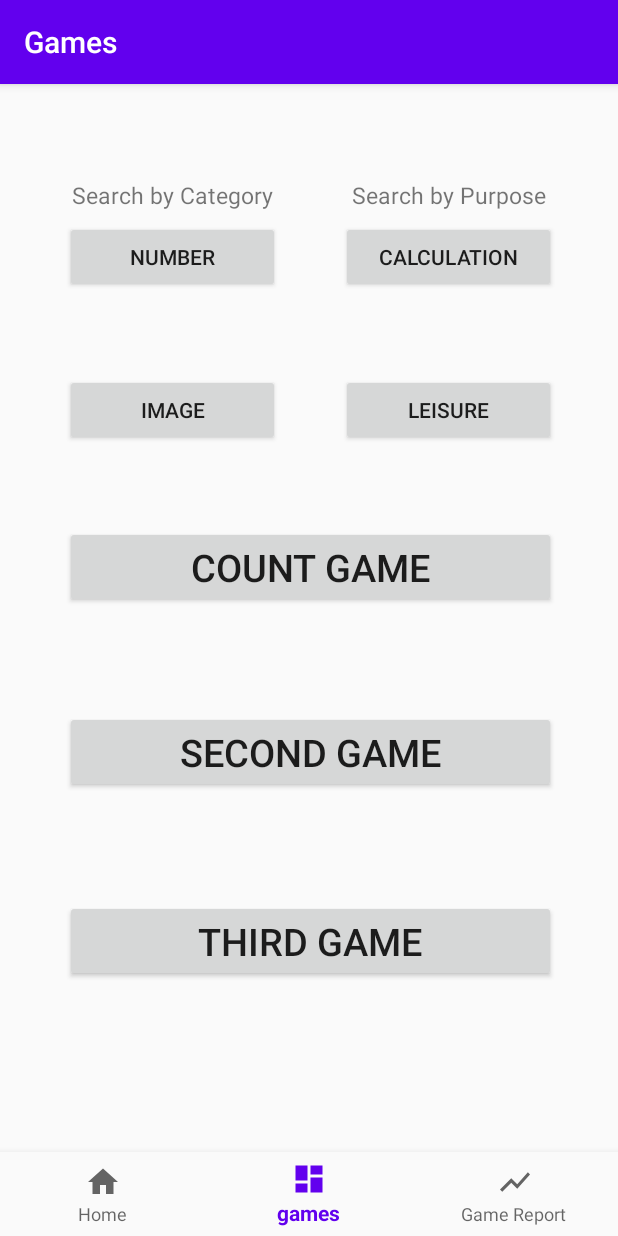
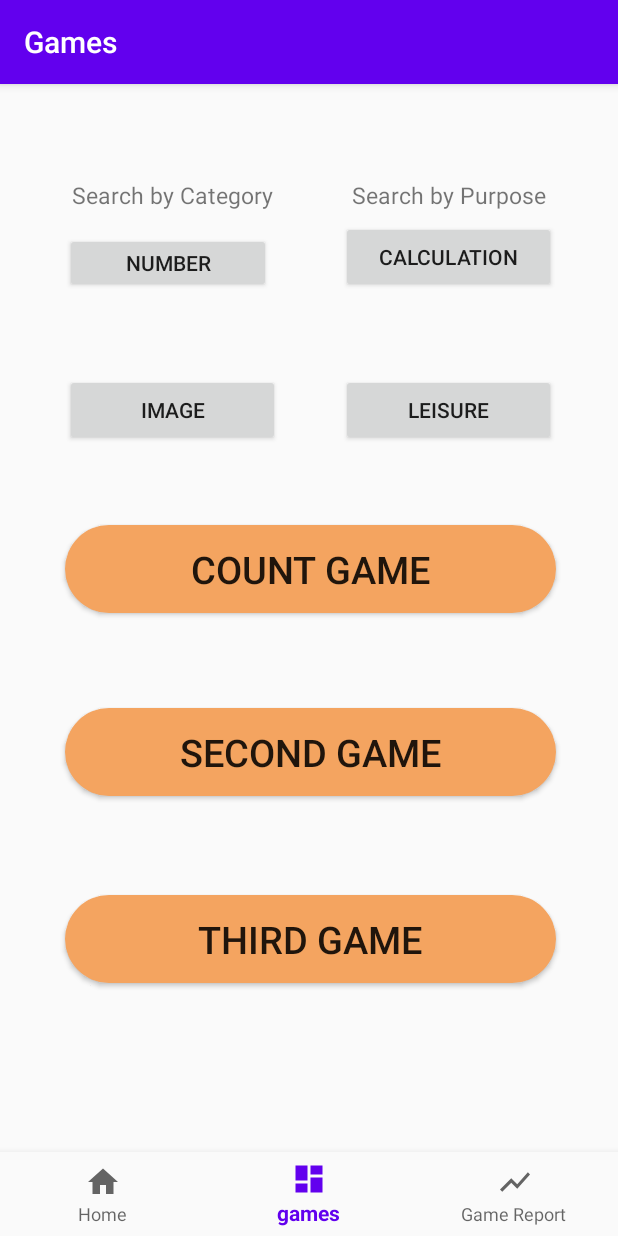
Before and after one commit to BohanShi/keystone_try, an Android app: the DashboardFragment screen opened through its navigation route, on a phone screen of 412 x 824 dp. Run offline under Robolectric (Android 15) with nearby library versions, the phone set to English and light mode, and no system bars; our stand-ins replace navigation-ui; libraries missing offline, so code that uses them is left out: com.github.mikephil.charting; 15 statements that could not run were skipped.

Commit message:
change button style

```diff
--- /dev/null
+++ b/app/src/main/res/drawable/button_drawable.xml
@@ -0,0 +1,17 @@
+<?xml version="1.0" encoding="utf-8"?>
+<!--相当于做了一张圆角的图片,然后给button作为背景图片-->
+<shape xmlns:android="http://schemas.android.com/apk/res/android"
+    android:shape="rectangle">
+    <!--设置背景色-->
+    <solid android:color="@color/sandybrown" />
+    <!--设置圆角-->
+    <corners android:radius="105dip" />
+    <padding
+        android:bottom="12dp"
+        android:left="63dp"
+        android:right="63dp"
+        android:top="12dp"
+        />
+    <!--设置边框线的宽度和颜色-->
+
+</shape>
--- a/app/src/main/res/layout/fragment_games.xml
+++ b/app/src/main/res/layout/fragment_games.xml
@@ -61,15 +61,15 @@
 
     <Button
         android:id="@+id/number"
-        android:layout_width="0dp"
-        android:layout_height="wrap_content"
+        android:layout_width="137dp"
+        android:layout_height="40dp"
         android:text="number"
         app:layout_constraintBottom_toTopOf="@+id/guideline16"
         app:layout_constraintEnd_toStartOf="@+id/guideline17"
         app:layout_constraintHorizontal_bias="0.0"
         app:layout_constraintStart_toStartOf="@+id/guideline"
         app:layout_constraintTop_toTopOf="@+id/guideline14"
-        app:layout_constraintVertical_bias="0.0" />
+        app:layout_constraintVertical_bias="0.07" />
 
     <Button
         android:id="@+id/image"
@@ -114,6 +114,7 @@
         android:layout_marginVertical="10dp"
         android:text="count game"
         android:textSize="25sp"
+        android:background="@drawable/button_drawable"
         app:layout_constraintBottom_toTopOf="@+id/guideline30"
         app:layout_constraintEnd_toStartOf="@+id/guideline2"
         app:layout_constraintHorizontal_bias="1.0"
@@ -128,6 +129,8 @@
         android:layout_marginVertical="10dp"
         android:text="second game"
         android:textSize="25sp"
+        android:background="@drawable/button_drawable"
+
         app:layout_constraintBottom_toTopOf="@+id/guideline30"
         app:layout_constraintEnd_toStartOf="@+id/guideline2"
         app:layout_constraintHorizontal_bias="0.0"
@@ -142,6 +145,8 @@
         android:layout_marginVertical="10dp"
         android:text="third game"
         android:textSize="25sp"
+        android:background="@drawable/button_drawable"
+
         app:layout_constraintBottom_toTopOf="@+id/guideline30"
         app:layout_constraintEnd_toStartOf="@+id/guideline2"
         app:layout_constraintHorizontal_bias="0.0"
--- a/app/src/main/res/layout/fragment_home.xml
+++ b/app/src/main/res/layout/fragment_home.xml
@@ -65,6 +65,7 @@
         android:layout_height="wrap_content"
         android:layout_gravity="center"
         android:text="set your goal"
+        style="@style/button_blue_style"
         app:layout_constraintBottom_toTopOf="@+id/guideline26"
         app:layout_constraintEnd_toStartOf="@+id/guideline24"
         app:layout_constraintHorizontal_bias="0.497"
--- a/app/src/main/res/values/styles.xml
+++ b/app/src/main/res/values/styles.xml
@@ -8,4 +8,9 @@
         <item name="colorAccent">@color/colorAccent</item>
     </style>
 
+    <style name="button_blue_style">
+        <item name="android:textColor">@color/blue</item>
+        <item name="android:background">@color/yellow</item>
+    </style>
+
 </resources>
```
